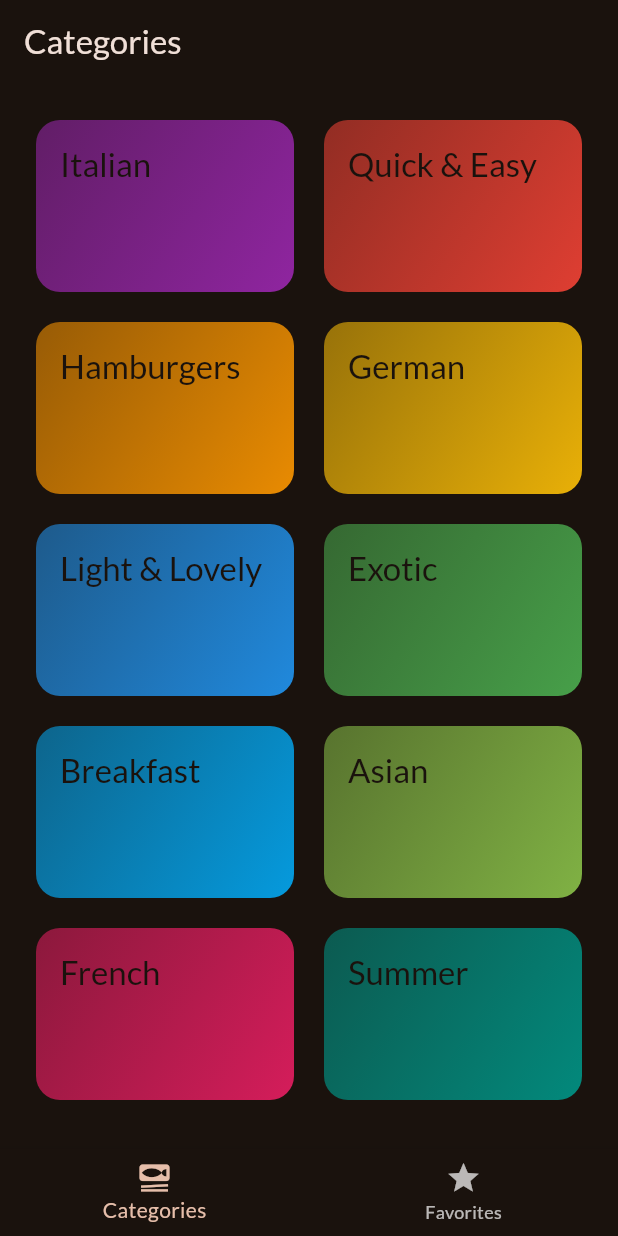
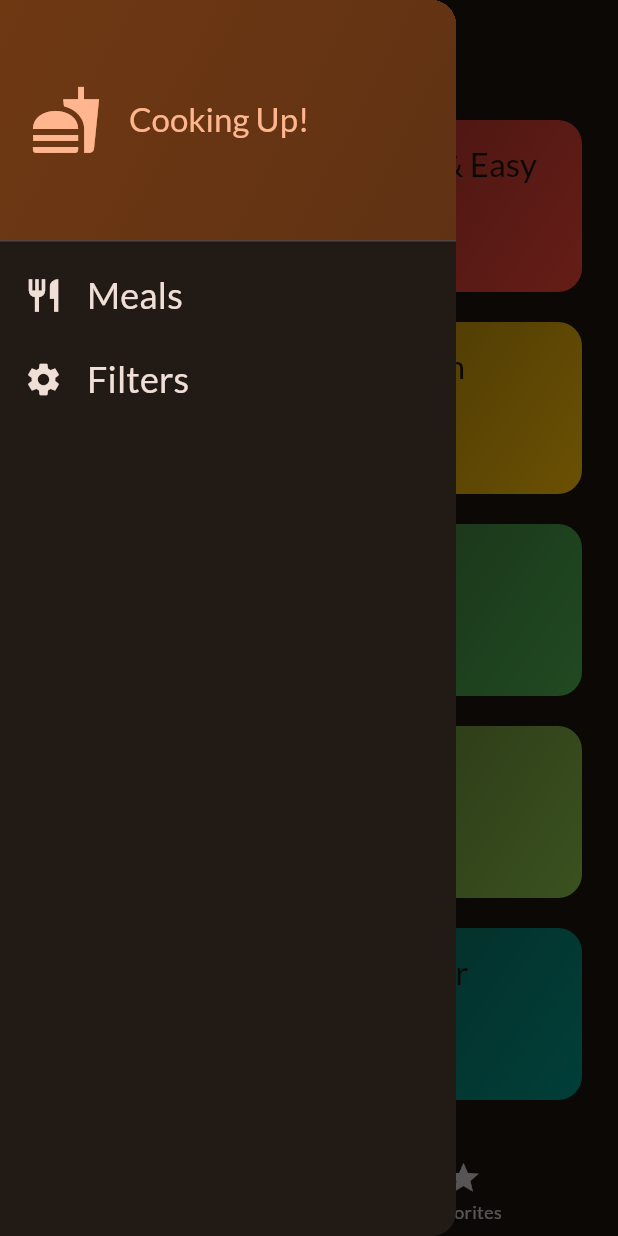
Before and after one commit to sachinsebastian1212/flutter_meals, a Flutter app: the screen it shows after launch, with the side drawer open (before the commit the screen has no drawer), on a phone screen of 412 x 824 dp. Run offline on Flutter 3.47's test engine with Material 3 defaults, Android fonts, the phone set to English and light mode, and no system bars; our stand-ins replace google_fonts, transparent_image.

Commit message:
drawer added in main screen

```diff
--- a/lib/screens/tabs.dart
+++ b/lib/screens/tabs.dart
@@ -2,6 +2,7 @@ import 'package:flutter/material.dart';
 import 'package:meals/models/meal.dart';
 import 'package:meals/screens/categories.dart';
 import 'package:meals/screens/meals.dart';
+import 'package:meals/widgets/main_drawer.dart';
 
 class TabsScreen extends StatefulWidget {
   const TabsScreen({super.key});
@@ -35,6 +36,13 @@ class _TabsScreenState extends State<TabsScreen> {
     }
   }
 
+  void _setScreen(String identifier) {
+    if (identifier == 'filters') {
+    } else {
+      Navigator.of(context).pop();
+    }
+  }
+
   void _selectPage(int index) {
     setState(() {
       _selectedPageIndex = index;
@@ -58,6 +66,7 @@ class _TabsScreenState extends State<TabsScreen> {
       appBar: AppBar(
         title: Text(activePageTitle),
       ),
+      drawer: MainDrawer(onSelectScreen: _setScreen),
       body: activePage,
       bottomNavigationBar: BottomNavigationBar(
           onTap: _selectPage,
--- /dev/null
+++ b/lib/widgets/main_drawer.dart
@@ -0,0 +1,66 @@
+import 'package:flutter/material.dart';
+
+class MainDrawer extends StatelessWidget {
+  const MainDrawer({super.key, required this.onSelectScreen});
+  final void Function(String identifier) onSelectScreen;
+
+  @override
+  Widget build(BuildContext context) {
+    return Drawer(
+      child: Column(
+        children: [
+          DrawerHeader(
+              padding: const EdgeInsets.all(20),
+              decoration: BoxDecoration(
+                  gradient: LinearGradient(colors: [
+                Theme.of(context).colorScheme.primaryContainer,
+                Theme.of(context).colorScheme.primaryContainer.withOpacity(0.8),
+              ], begin: Alignment.topLeft, end: Alignment.bottomRight)),
+              child: Row(
+                children: [
+                  Icon(
+                    Icons.fastfood,
+                    size: 48,
+                    color: Theme.of(context).colorScheme.primary,
+                  ),
+                  const SizedBox(
+                    width: 18,
+                  ),
+                  Text(
+                    'Cooking Up!',
+                    style: Theme.of(context)
+                        .textTheme
+                        .titleLarge!
+                        .copyWith(color: Theme.of(context).colorScheme.primary),
+                  )
+                ],
+              )),
+          ListTile(
+            leading: Icon(Icons.restaurant,
+                size: 26, color: Theme.of(context).colorScheme.onSurface),
+            title: Text(
+              'Meals',
+              style: Theme.of(context).textTheme.titleSmall!.copyWith(
+                  color: Theme.of(context).colorScheme.onSurface, fontSize: 24),
+            ),
+            onTap: () {
+              onSelectScreen('meals');
+            },
+          ),
+          ListTile(
+            leading: Icon(Icons.settings,
+                size: 26, color: Theme.of(context).colorScheme.onSurface),
+            title: Text(
+              'Filters',
+              style: Theme.of(context).textTheme.titleSmall!.copyWith(
+                  color: Theme.of(context).colorScheme.onSurface, fontSize: 24),
+            ),
+            onTap: () {
+              onSelectScreen('filters');
+            },
+          ),
+        ],
+      ),
+    );
+  }
+}
```
